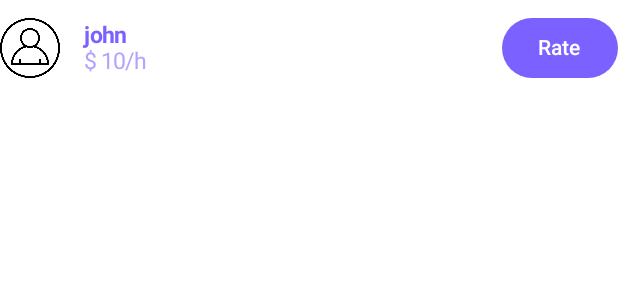
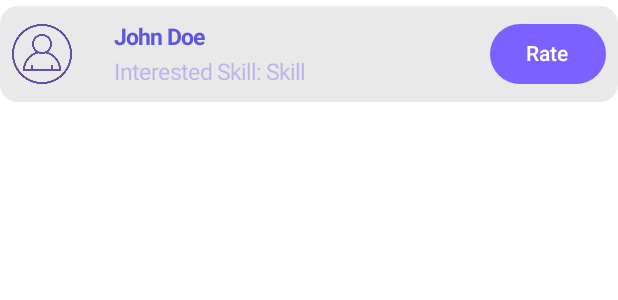
Before and after one commit to martinbouhier/make-your-skill, an Android app built with Jetpack Compose: the @Preview function ItemMatchHistoryPreview, on a phone screen of 412 x 824 dp. Shown: the top 300 px of the screen. Run offline under Robolectric (Android 15) with nearby library versions, the phone set to English and light mode, and no system bars.

Commit message:
fixed getMatch, trae Skill tambien

```diff
--- a/app/src/main/java/com/make_your_skill/dataClasses/matches/getMatch.kt
+++ b/app/src/main/java/com/make_your_skill/dataClasses/matches/getMatch.kt
@@ -7,6 +7,6 @@ data class getMatch(
     val id:Int,
     val userA : UserDataClass,
     val userB : UserDataClass,
-    val skillUserA : skillDataClass,
-    val skillUserB : skillDataClass
+    val skillA : skillDataClass,
+    val skillB : skillDataClass
 )
--- a/app/src/main/java/com/make_your_skill/helpers/retrofit/users/UserService.kt
+++ b/app/src/main/java/com/make_your_skill/helpers/retrofit/users/UserService.kt
@@ -8,6 +8,7 @@ import retrofit2.http.Body
 import retrofit2.http.DELETE
 import retrofit2.http.GET
 import retrofit2.http.Header
+import retrofit2.http.PATCH
 import retrofit2.http.POST
 import retrofit2.http.Path
 import retrofit2.http.Query
@@ -19,7 +20,7 @@ interface UserService {
         @Path("userId") userId: Int, // Añadimos el parámetro userId
     ): Response<UserDataClass>
 
-    @POST("users/increaseVotes")
+    @PATCH("users/increaseVotes")
     suspend fun increaseVotes(
         @Header("Authorization") token: String,
         @Body increaseVotesBody: IncreaseVotesBody
--- a/app/src/main/java/com/make_your_skill/ui/components/ItemMachHistory.kt
+++ b/app/src/main/java/com/make_your_skill/ui/components/ItemMachHistory.kt
@@ -1,6 +1,7 @@
 package com.make_your_skill.ui.components
 
 import androidx.compose.foundation.Image
+import androidx.compose.foundation.clickable
 import androidx.compose.foundation.layout.Column
 import androidx.compose.foundation.layout.Row
 import androidx.compose.foundation.layout.Spacer
@@ -8,8 +9,14 @@ import androidx.compose.foundation.layout.fillMaxWidth
 import androidx.compose.foundation.layout.padding
 import androidx.compose.foundation.layout.size
 import androidx.compose.foundation.layout.width
+import androidx.compose.material.icons.Icons
+import androidx.compose.material.icons.filled.Star
 import androidx.compose.material3.Button
 import androidx.compose.material3.ButtonDefaults
+import androidx.compose.material3.Card
+import androidx.compose.material3.CardDefaults
+import androidx.compose.material3.Icon
+import androidx.compose.material3.MaterialTheme
 
 import androidx.compose.material3.Text
 import androidx.compose.runtime.Composable
@@ -23,52 +30,76 @@ import androidx.compose.ui.text.font.FontWeight
 import androidx.compose.ui.tooling.preview.Preview
 import androidx.compose.ui.unit.dp
 import androidx.compose.ui.unit.sp
+import androidx.navigation.NavHostController
+import androidx.navigation.compose.rememberNavController
 import com.make_your_skill.R
+import com.make_your_skill.dataClasses.skills.skillDataClass
 import com.make_your_skill.dataClasses.users.UserDataClass
+import com.make_your_skill.helpers.functions.capitalizeFirstLetter
 import com.make_your_skill.ui.components.popUps.RatePopUp
+import com.make_your_skill.ui.navigation.AppRoutes
 import com.make_your_skill.ui.screens.matchHistory.MatchHistoryViewModel
+import com.make_your_skill.ui.theme.BackgroundColor
+import com.make_your_skill.ui.theme.cardInfo
+import com.make_your_skill.ui.theme.cardRate
+import com.make_your_skill.ui.theme.cardTitle
 
 
 @Composable
 fun ItemMatchHistory(
+    navController: NavHostController,
     user: UserDataClass,
     token: String,
     matchedUserId: Int,
-    viewModel: MatchHistoryViewModel
+    viewModel: MatchHistoryViewModel,
+    matchedSkill : String
 ) {
     val iconPainter: Painter = painterResource(id = R.drawable.user_profile_icon)
     val textPrice = 10
+    val GAP = 8.dp
 
     if (viewModel.showRatePopUp.collectAsState().value) {
-        RatePopUp( token, matchedUserId, viewModel )
+        RatePopUp(token, matchedUserId, viewModel)
     }
 
+    Card(
+        modifier = Modifier
+            .fillMaxWidth()
+            .padding(vertical = GAP / 2)
+            .clickable { navController.navigate("${AppRoutes.PROFILE_SCREEN}/$matchedUserId") },
+        colors = CardDefaults.cardColors(containerColor = BackgroundColor),
+        elevation = CardDefaults.cardElevation(defaultElevation = 0.dp)
+    ) {
         Row(
             modifier = Modifier
                 .fillMaxWidth()
-            .padding(vertical = 8.dp),
+                .padding(GAP),
             verticalAlignment = Alignment.CenterVertically
         ) {
-        Image(
-            painter = iconPainter,
-            contentDescription = "Icono de usuario",
-            modifier = Modifier.size(40.dp)
+            // Avatar de perfil
+            Icon(
+                painter = painterResource(R.drawable.user_profile_icon),
+                contentDescription = "Avatar",
+                modifier = Modifier.size(40.dp),
+                tint = MaterialTheme.colorScheme.primary
             )
-
-        Spacer(modifier = Modifier.width(16.dp))
-        Column(modifier = Modifier.weight(1f)) {
+            Column(modifier = Modifier.padding(start = 28.dp)) {
+                // Nombre de la persona
                 Text(
-                text = user.firstname,
-                fontSize = 15.sp,
-                fontWeight = FontWeight.Bold,
-                color = Color(0xFF7B61FF)
+                    text = capitalizeFirstLetter(user.firstname) +
+                            " " + capitalizeFirstLetter(user.lastname),
+                    style = cardTitle
                 )
+                // Info de la persona: Skill matcheada
                 Text(
-                text = ("$ $textPrice/h"),
-                fontSize = 15.sp,
-                color = Color(0xFFB0A4FF)
+                    text = "Interested Skill: " + matchedSkill,
+                    style = cardInfo,
+                    modifier = Modifier.padding(top = 6.dp)
                 )
             }
+            Spacer(modifier = Modifier.weight(1f))
+
+            // Rating
             Button(
                 onClick = { viewModel.setRatePopUp(true) }, // MatchHistoryViewModel
                 colors = ButtonDefaults.buttonColors(containerColor = Color(0xFF7B61FF))
@@ -77,11 +108,13 @@ fun ItemMatchHistory(
             }
         }
     }
+}
 
 @Preview(showBackground = true)
 @Composable
 fun ItemMatchHistoryPreview() {
     ItemMatchHistory(
+        navController = rememberNavController(),
         user = UserDataClass(
             id = 1,
             firstname = "john",
@@ -97,6 +130,7 @@ fun ItemMatchHistoryPreview() {
         ),
         token = "token",
         matchedUserId = 0,
-        viewModel = MatchHistoryViewModel()
+        viewModel = MatchHistoryViewModel(),
+        matchedSkill = "Skill"
     )
 }
--- a/app/src/main/java/com/make_your_skill/ui/screens/matchHistory/MatchHistoryScreen.kt
+++ b/app/src/main/java/com/make_your_skill/ui/screens/matchHistory/MatchHistoryScreen.kt
@@ -15,13 +15,13 @@ import androidx.compose.runtime.collectAsState
 import androidx.compose.runtime.getValue
 import androidx.compose.ui.Modifier
 import androidx.compose.ui.graphics.Color
-import androidx.compose.ui.platform.LocalConfiguration
 import androidx.compose.ui.tooling.preview.Preview
 import androidx.compose.ui.unit.dp
 import androidx.compose.ui.unit.sp
 import androidx.lifecycle.viewmodel.compose.viewModel
 import androidx.navigation.NavHostController
 import androidx.navigation.compose.rememberNavController
+import com.make_your_skill.dataClasses.skills.skillDataClass
 import com.make_your_skill.dataClasses.users.UserDataClass
 import com.make_your_skill.ui.components.ItemMatchHistory
 import com.make_your_skill.ui.screens.singIn.SingInViewModel
@@ -46,7 +46,6 @@ fun MatchHistoryScreen(
     }
 
     val padding = 16.dp
-    val screenHeight = LocalConfiguration.current.screenHeightDp.dp
 
     Column(
         modifier = Modifier
@@ -70,16 +69,20 @@ fun MatchHistoryScreen(
             } else {
                     items(listOfUserMatches!!) { item ->
                         var matchedUser : UserDataClass = item.userB
+                        var matchedSkill : String = item.skillB.name
 
                         if( item.userB.id == userInfo!!.user.id){
                             matchedUser = item.userA
+                            matchedSkill = item.skillA.name
                         }
 
                         ItemMatchHistory(
+                            navController = navController,
                             user = matchedUser,
                             token =userInfo!!.tokens.token,
                             matchedUserId = matchedUser.id,
-                            viewModel = viewModel
+                            viewModel = viewModel,
+                            matchedSkill = matchedSkill
                         )
                         HorizontalDivider(
                             color = Color.LightGray,
```
Lines whose indentation alone changed are shown as unchanged.
